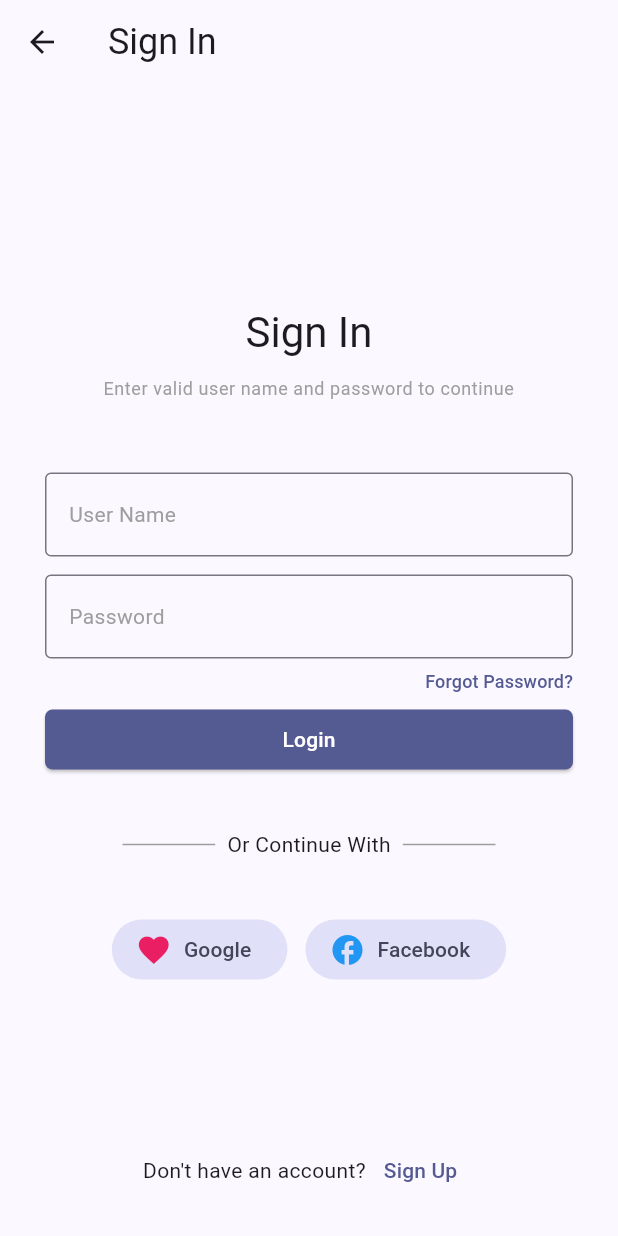
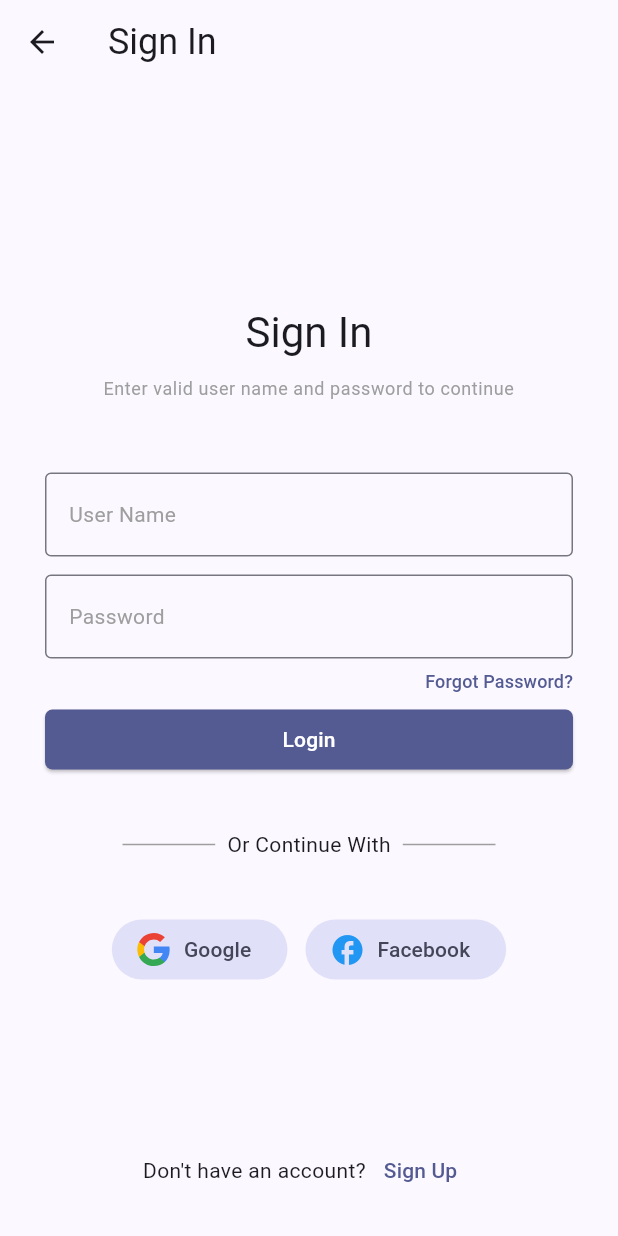
Before and after one commit to basharh/flutter-notes-app, a Flutter app: the screen it shows after launch, after a tap on the "logout" icon, on a phone screen of 412 x 824 dp. Run offline on Flutter 3.47's test engine with Material 3 defaults, Android fonts, the phone set to English and light mode, and no system bars; our stand-ins replace firebase_auth, firebase_core, flutter_riverpod, flutter_svg, google_sign_in; missing offline and left inert: flutter_facebook_auth; accounts and stored records are empty; generated files the repository leaves out were written again.

Commit message:
add google icon

```diff
--- a/lib/pages/sign_in_page.dart
+++ b/lib/pages/sign_in_page.dart
@@ -1,10 +1,10 @@
 import 'package:flutter/material.dart';
 import 'package:flutter_notes_app/providers/auth_service.dart';
-import 'package:flutter_notes_app/services/auth_service.dart';
 import 'package:flutter_notes_app/widgets/common/layout/layout.dart';
 import 'package:flutter_notes_app/widgets/common/notes_elevated_button.dart';
 import 'package:flutter_notes_app/widgets/common/notes_text_field.dart';
 import 'package:flutter_riverpod/flutter_riverpod.dart';
+import 'package:flutter_svg/svg.dart';
 
 class SignInPage extends StatelessWidget {
   const SignInPage({super.key});
@@ -130,11 +130,10 @@ class _SignInWithGoogleButton extends ConsumerWidget {
 
     return FilledButton.tonalIcon(
       label: Text('Google'),
-      icon: Icon(
-        Icons.favorite,
-        color: Colors.pink,
-        size: 24.0,
-        semanticLabel: 'Google Icon',
+      icon: SvgPicture.asset(
+        'assets/icons/google_icon.svg',
+        height: 24.0,
+        width: 24.0,
       ),
       onPressed: () {
         try {
```
Also changed, not shown: pubspec.yaml (+4 -3 lines), assets/icons/google_icon.svg (added), pubspec.lock, 2 other files.
